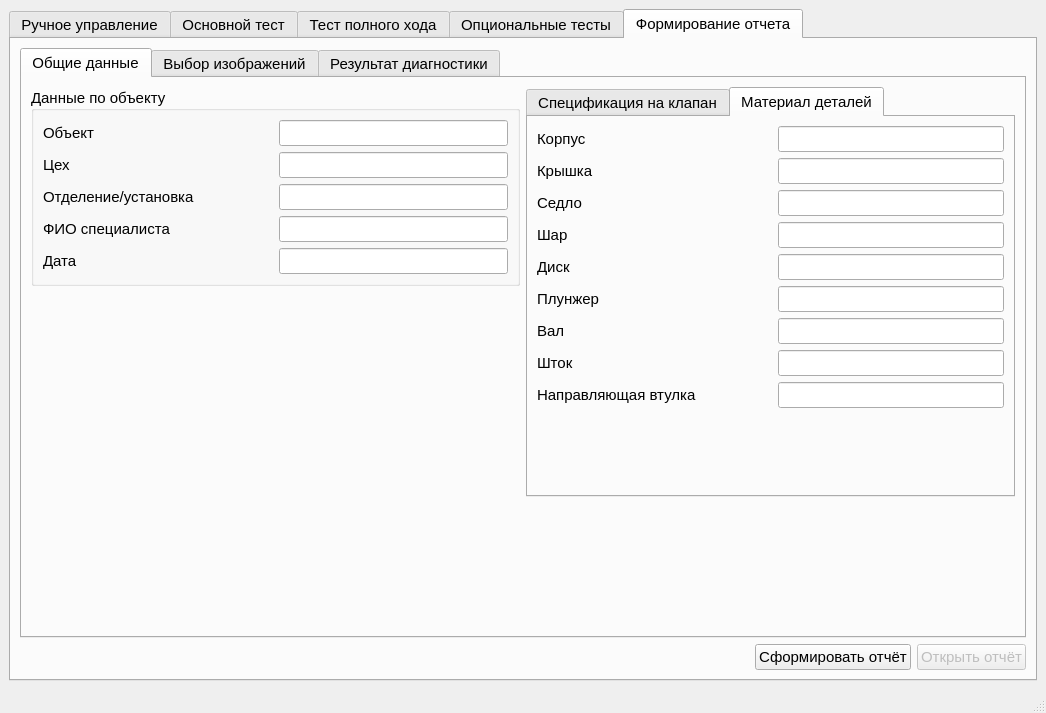
First picture: the form in MainWindow.ui, repository Rekvim/MpiSdk, before the edit.
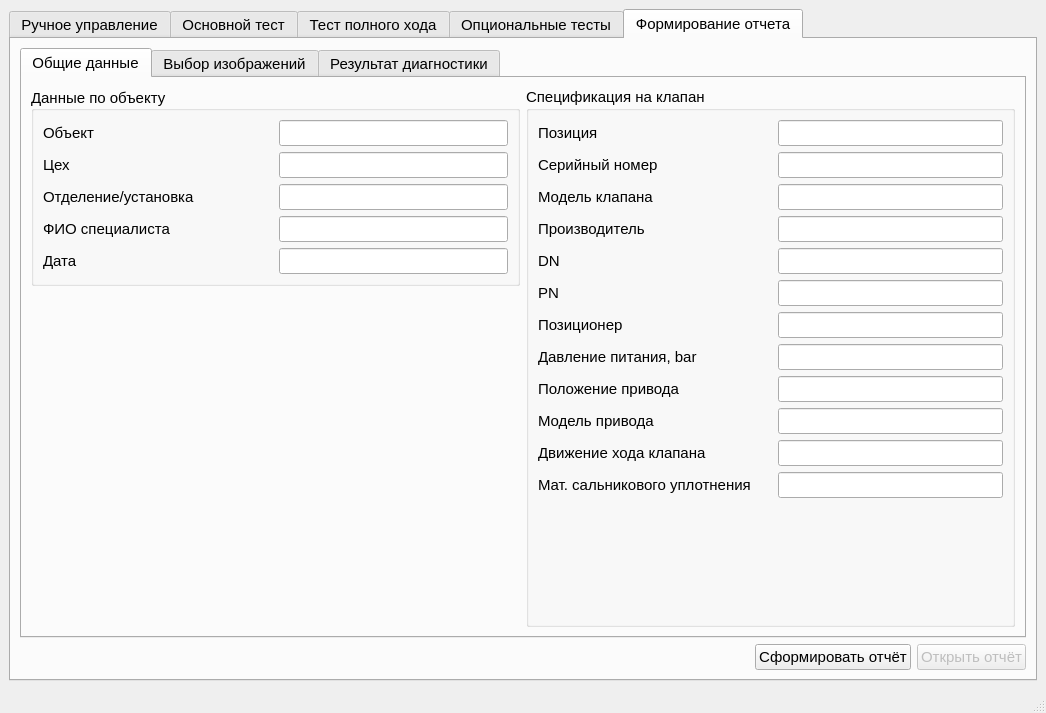
Second picture: the form after the edit. The open tabs and pages were chosen to show the change. Custom widgets are drawn as their Qt base class.

Diff of the .ui file:
```diff
--- a/MainWindow.ui
+++ b/MainWindow.ui
@@ -1666,7 +1666,9 @@
            <attribute name="title">
             <string>Общие данные</string>
            </attribute>
-           <layout class="QHBoxLayout" name="horizontalLayout_49">
+           <layout class="QVBoxLayout" name="verticalLayout_38">
+            <item>
+             <layout class="QHBoxLayout" name="horizontalLayout_9">
             <item>
              <layout class="QVBoxLayout" name="verticalLayout_36">
               <item>
@@ -1859,30 +1861,18 @@
              </layout>
             </item>
             <item>
-             <layout class="QVBoxLayout" name="verticalLayout_40">
-              <item>
-               <widget class="QTabWidget" name="tabWidget_2">
-                <property name="sizePolicy">
-                 <sizepolicy hsizetype="Expanding" vsizetype="Expanding">
-                  <horstretch>0</horstretch>
-                  <verstretch>0</verstretch>
-                 </sizepolicy>
-                </property>
-                <property name="currentIndex">
-                 <number>1</number>
-                </property>
-                <widget class="QWidget" name="tab">
-                 <attribute name="title">
+               <widget class="QGroupBox" name="groupBox_13">
+                <property name="title">
                   <string>Спецификация на клапан</string>
-                 </attribute>
-                 <layout class="QVBoxLayout" name="verticalLayout_42">
+                </property>
+                <layout class="QVBoxLayout" name="verticalLayout_37">
                   <item>
                    <layout class="QHBoxLayout" name="horizontalLayout_35">
                     <property name="spacing">
                      <number>15</number>
                     </property>
                     <item>
-                     <widget class="QLabel" name="label_57">
+                    <widget class="QLabel" name="label_85">
                       <property name="sizePolicy">
                        <sizepolicy hsizetype="Expanding" vsizetype="Preferred">
                         <horstretch>0</horstretch>
@@ -2080,40 +2070,7 @@
                      <number>15</number>
                     </property>
                     <item>
-                     <widget class="QLabel" name="label_CV">
-                      <property name="sizePolicy">
-                       <sizepolicy hsizetype="Expanding" vsizetype="Preferred">
-                        <horstretch>0</horstretch>
-                        <verstretch>0</verstretch>
-                       </sizepolicy>
-                      </property>
-                      <property name="text">
-                       <string>CV</string>
-                      </property>
-                     </widget>
-                    </item>
-                    <item>
-                     <widget class="QLineEdit" name="lineEdit_CV">
-                      <property name="sizePolicy">
-                       <sizepolicy hsizetype="Expanding" vsizetype="Fixed">
-                        <horstretch>0</horstretch>
-                        <verstretch>0</verstretch>
-                       </sizepolicy>
-                      </property>
-                      <property name="clearButtonEnabled">
-                       <bool>false</bool>
-                      </property>
-                     </widget>
-                    </item>
-                   </layout>
-                  </item>
-                  <item>
-                   <layout class="QHBoxLayout" name="horizontalLayout_40">
-                    <property name="spacing">
-                     <number>15</number>
-                    </property>
-                    <item>
-                     <widget class="QLabel" name="label_61">
+                    <widget class="QLabel" name="label_83">
                       <property name="sizePolicy">
                        <sizepolicy hsizetype="Expanding" vsizetype="Preferred">
                         <horstretch>0</horstretch>
@@ -2126,7 +2083,7 @@
                      </widget>
                     </item>
                     <item>
-                     <widget class="QLineEdit" name="lineEdit_positioner">
+                    <widget class="QLineEdit" name="lineEdit_positioner_2">
                       <property name="sizePolicy">
                        <sizepolicy hsizetype="Expanding" vsizetype="Fixed">
                         <horstretch>0</horstretch>
@@ -2146,7 +2103,7 @@
                      <number>15</number>
                     </property>
                     <item>
-                     <widget class="QLabel" name="label_62">
+                    <widget class="QLabel" name="label_84">
                       <property name="sizePolicy">
                        <sizepolicy hsizetype="Expanding" vsizetype="Preferred">
                         <horstretch>0</horstretch>
@@ -2179,7 +2136,7 @@
                      <number>15</number>
                     </property>
                     <item>
-                     <widget class="QLabel" name="label_63">
+                    <widget class="QLabel" name="label_82">
                       <property name="sizePolicy">
                        <sizepolicy hsizetype="Expanding" vsizetype="Preferred">
                         <horstretch>0</horstretch>
@@ -2207,131 +2164,25 @@
                    </layout>
                   </item>
                   <item>
-                   <layout class="QHBoxLayout" name="horizontalLayout_43">
-                    <property name="spacing">
-                     <number>15</number>
-                    </property>
-                    <item>
-                     <widget class="QLabel" name="label_73">
-                      <property name="sizePolicy">
-                       <sizepolicy hsizetype="Expanding" vsizetype="Preferred">
-                        <horstretch>0</horstretch>
-                        <verstretch>0</verstretch>
-                       </sizepolicy>
-                      </property>
-                      <property name="text">
-                       <string>Модель привода</string>
-                      </property>
-                     </widget>
-                    </item>
-                    <item>
-                     <widget class="QLineEdit" name="lineEdit_modelDrive">
-                      <property name="sizePolicy">
-                       <sizepolicy hsizetype="Expanding" vsizetype="Fixed">
-                        <horstretch>0</horstretch>
-                        <verstretch>0</verstretch>
-                       </sizepolicy>
-                      </property>
-                      <property name="clearButtonEnabled">
-                       <bool>false</bool>
-                      </property>
-                     </widget>
-                    </item>
-                   </layout>
-                  </item>
-                  <item>
-                   <layout class="QHBoxLayout" name="horizontalLayout_44">
-                    <property name="spacing">
-                     <number>15</number>
-                    </property>
-                    <item>
-                     <widget class="QLabel" name="label_71">
-                      <property name="sizePolicy">
-                       <sizepolicy hsizetype="Expanding" vsizetype="Preferred">
-                        <horstretch>0</horstretch>
-                        <verstretch>0</verstretch>
-                       </sizepolicy>
-                      </property>
-                      <property name="text">
-                       <string>Движение хода клапана</string>
-                      </property>
-                     </widget>
-                    </item>
-                    <item>
-                     <widget class="QLineEdit" name="lineEdit_movement">
-                      <property name="sizePolicy">
-                       <sizepolicy hsizetype="Expanding" vsizetype="Fixed">
-                        <horstretch>0</horstretch>
-                        <verstretch>0</verstretch>
-                       </sizepolicy>
-                      </property>
-                      <property name="clearButtonEnabled">
-                       <bool>false</bool>
-                      </property>
-                     </widget>
-                    </item>
-                   </layout>
-                  </item>
-                  <item>
-                   <layout class="QHBoxLayout" name="horizontalLayout_45">
-                    <property name="spacing">
-                     <number>15</number>
-                    </property>
-                    <item>
-                     <widget class="QLabel" name="label_74">
-                      <property name="sizePolicy">
-                       <sizepolicy hsizetype="Expanding" vsizetype="Preferred">
-                        <horstretch>0</horstretch>
-                        <verstretch>0</verstretch>
-                       </sizepolicy>
-                      </property>
-                      <property name="text">
-                       <string>Мат. сальникового уплотнения</string>
-                      </property>
-                     </widget>
-                    </item>
-                    <item>
-                     <widget class="QLineEdit" name="lineEdit_materialStuffingBoxSeal">
-                      <property name="sizePolicy">
-                       <sizepolicy hsizetype="Expanding" vsizetype="Fixed">
-                        <horstretch>0</horstretch>
-                        <verstretch>0</verstretch>
-                       </sizepolicy>
-                      </property>
-                      <property name="clearButtonEnabled">
-                       <bool>false</bool>
-                      </property>
-                     </widget>
-                    </item>
-                   </layout>
-                  </item>
-                 </layout>
-                </widget>
-                <widget class="QWidget" name="tab_2">
-                 <attribute name="title">
-                  <string>Материал деталей</string>
-                 </attribute>
-                 <layout class="QVBoxLayout" name="verticalLayout_41">
-                  <item>
-                   <layout class="QHBoxLayout" name="horizontalLayout_9">
+                  <layout class="QHBoxLayout" name="horizontalLayout_49">
                     <property name="spacing">
                      <number>15</number>
                     </property>
                     <item>
                      <widget class="QLabel" name="label_79">
                       <property name="sizePolicy">
-                       <sizepolicy hsizetype="Expanding" vsizetype="Ignored">
+                      <sizepolicy hsizetype="Expanding" vsizetype="Preferred">
                         <horstretch>0</horstretch>
                         <verstretch>0</verstretch>
                        </sizepolicy>
                       </property>
                       <property name="text">
-                       <string>Корпус</string>
+                      <string>Модель привода</string>
                       </property>
                      </widget>
                     </item>
                     <item>
-                     <widget class="QLineEdit" name="lineEdit_materialCorpus">
+                    <widget class="QLineEdit" name="lineEdit_modelDrive_2">
                       <property name="sizePolicy">
                        <sizepolicy hsizetype="Expanding" vsizetype="Fixed">
                         <horstretch>0</horstretch>
@@ -2346,7 +2197,7 @@
                    </layout>
                   </item>
                   <item>
-                   <layout class="QHBoxLayout" name="horizontalLayout_10">
+                  <layout class="QHBoxLayout" name="horizontalLayout_51">
                     <property name="spacing">
                      <number>15</number>
                     </property>
@@ -2359,7 +2210,7 @@
                        </sizepolicy>
                       </property>
                       <property name="text">
-                       <string>Крышка</string>
+                      <string>Движение хода клапана</string>
                       </property>
                      </widget>
                     </item>
@@ -2379,7 +2230,7 @@
                    </layout>
                   </item>
                   <item>
-                   <layout class="QHBoxLayout" name="horizontalLayout_23">
+                  <layout class="QHBoxLayout" name="horizontalLayout_53">
                     <property name="spacing">
                      <number>15</number>
                     </property>
@@ -2392,7 +2243,7 @@
                        </sizepolicy>
                       </property>
                       <property name="text">
-                       <string>Седло</string>
+                      <string>Мат. сальникового уплотнения</string>
                       </property>
                      </widget>
                     </item>
@@ -2412,205 +2263,7 @@
                    </layout>
                   </item>
                   <item>
-                   <layout class="QHBoxLayout" name="horizontalLayout_29">
-                    <property name="spacing">
-                     <number>15</number>
-                    </property>
-                    <item>
-                     <widget class="QLabel" name="label_82">
-                      <property name="sizePolicy">
-                       <sizepolicy hsizetype="Expanding" vsizetype="Preferred">
-                        <horstretch>0</horstretch>
-                        <verstretch>0</verstretch>
-                       </sizepolicy>
-                      </property>
-                      <property name="text">
-                       <string>Шар</string>
-                      </property>
-                     </widget>
-                    </item>
-                    <item>
-                     <widget class="QLineEdit" name="lineEdit_materialBall">
-                      <property name="sizePolicy">
-                       <sizepolicy hsizetype="Expanding" vsizetype="Fixed">
-                        <horstretch>0</horstretch>
-                        <verstretch>0</verstretch>
-                       </sizepolicy>
-                      </property>
-                      <property name="clearButtonEnabled">
-                       <bool>false</bool>
-                      </property>
-                     </widget>
-                    </item>
-                   </layout>
-                  </item>
-                  <item>
-                   <layout class="QHBoxLayout" name="horizontalLayout_30">
-                    <property name="spacing">
-                     <number>15</number>
-                    </property>
-                    <item>
-                     <widget class="QLabel" name="label_83">
-                      <property name="sizePolicy">
-                       <sizepolicy hsizetype="Expanding" vsizetype="Preferred">
-                        <horstretch>0</horstretch>
-                        <verstretch>0</verstretch>
-                       </sizepolicy>
-                      </property>
-                      <property name="text">
-                       <string>Диск</string>
-                      </property>
-                     </widget>
-                    </item>
-                    <item>
-                     <widget class="QLineEdit" name="lineEdit_materialDisk">
-                      <property name="sizePolicy">
-                       <sizepolicy hsizetype="Expanding" vsizetype="Fixed">
-                        <horstretch>0</horstretch>
-                        <verstretch>0</verstretch>
-                       </sizepolicy>
-                      </property>
-                      <property name="clearButtonEnabled">
-                       <bool>false</bool>
-                      </property>
-                     </widget>
-                    </item>
-                   </layout>
-                  </item>
-                  <item>
-                   <layout class="QHBoxLayout" name="horizontalLayout_31">
-                    <property name="spacing">
-                     <number>15</number>
-                    </property>
-                    <item>
-                     <widget class="QLabel" name="label_84">
-                      <property name="sizePolicy">
-                       <sizepolicy hsizetype="Expanding" vsizetype="Preferred">
-                        <horstretch>0</horstretch>
-                        <verstretch>0</verstretch>
-                       </sizepolicy>
-                      </property>
-                      <property name="text">
-                       <string>Плунжер</string>
-                      </property>
-                     </widget>
-                    </item>
-                    <item>
-                     <widget class="QLineEdit" name="lineEdit_materialPlunger">
-                      <property name="sizePolicy">
-                       <sizepolicy hsizetype="Expanding" vsizetype="Fixed">
-                        <horstretch>0</horstretch>
-                        <verstretch>0</verstretch>
-                       </sizepolicy>
-                      </property>
-                      <property name="clearButtonEnabled">
-                       <bool>false</bool>
-                      </property>
-                     </widget>
-                    </item>
-                   </layout>
-                  </item>
-                  <item>
-                   <layout class="QHBoxLayout" name="horizontalLayout_32">
-                    <property name="spacing">
-                     <number>15</number>
-                    </property>
-                    <item>
-                     <widget class="QLabel" name="label_85">
-                      <property name="sizePolicy">
-                       <sizepolicy hsizetype="Expanding" vsizetype="Preferred">
-                        <horstretch>0</horstretch>
-                        <verstretch>0</verstretch>
-                       </sizepolicy>
-                      </property>
-                      <property name="text">
-                       <string>Вал</string>
-                      </property>
-                     </widget>
-                    </item>
-                    <item>
-                     <widget class="QLineEdit" name="lineEdit_materialShaft">
-                      <property name="sizePolicy">
-                       <sizepolicy hsizetype="Expanding" vsizetype="Fixed">
-                        <horstretch>0</horstretch>
-                        <verstretch>0</verstretch>
-                       </sizepolicy>
-                      </property>
-                      <property name="clearButtonEnabled">
-                       <bool>false</bool>
-                      </property>
-                     </widget>
-                    </item>
-                   </layout>
-                  </item>
-                  <item>
-                   <layout class="QHBoxLayout" name="horizontalLayout_33">
-                    <property name="spacing">
-                     <number>15</number>
-                    </property>
-                    <item>
-                     <widget class="QLabel" name="label_86">
-                      <property name="sizePolicy">
-                       <sizepolicy hsizetype="Expanding" vsizetype="Preferred">
-                        <horstretch>0</horstretch>
-                        <verstretch>0</verstretch>
-                       </sizepolicy>
-                      </property>
-                      <property name="text">
-                       <string>Шток</string>
-                      </property>
-                     </widget>
-                    </item>
-                    <item>
-                     <widget class="QLineEdit" name="lineEdit_materialStock">
-                      <property name="sizePolicy">
-                       <sizepolicy hsizetype="Expanding" vsizetype="Fixed">
-                        <horstretch>0</horstretch>
-                        <verstretch>0</verstretch>
-                       </sizepolicy>
-                      </property>
-                      <property name="clearButtonEnabled">
-                       <bool>false</bool>
-                      </property>
-                     </widget>
-                    </item>
-                   </layout>
-                  </item>
-                  <item>
-                   <layout class="QHBoxLayout" name="horizontalLayout_34">
-                    <property name="spacing">
-                     <number>15</number>
-                    </property>
-                    <item>
-                     <widget class="QLabel" name="label_87">
-                      <property name="sizePolicy">
-                       <sizepolicy hsizetype="Expanding" vsizetype="Preferred">
-                        <horstretch>0</horstretch>
-                        <verstretch>0</verstretch>
-                       </sizepolicy>
-                      </property>
-                      <property name="text">
-                       <string>Направляющая втулка</string>
-                      </property>
-                     </widget>
-                    </item>
-                    <item>
-                     <widget class="QLineEdit" name="lineEdit_materialGuideSleeve">
-                      <property name="sizePolicy">
-                       <sizepolicy hsizetype="Expanding" vsizetype="Fixed">
-                        <horstretch>0</horstretch>
-                        <verstretch>0</verstretch>
-                       </sizepolicy>
-                      </property>
-                      <property name="clearButtonEnabled">
-                       <bool>false</bool>
-                      </property>
-                     </widget>
-                    </item>
-                   </layout>
-                  </item>
-                  <item>
-                   <spacer name="verticalSpacer_3">
+                  <spacer name="verticalSpacer_4">
                     <property name="orientation">
                      <enum>Qt::Orientation::Vertical</enum>
                     </property>
@@ -2624,20 +2277,6 @@
                   </item>
                  </layout>
                 </widget>
-               </widget>
-              </item>
-              <item>
-               <spacer name="verticalSpacer_5">
-                <property name="orientation">
-                 <enum>Qt::Orientation::Vertical</enum>
-                </property>
-                <property name="sizeHint" stdset="0">
-                 <size>
-                  <width>20</width>
-                  <height>40</height>
-                 </size>
-                </property>
-               </spacer>
               </item>
              </layout>
             </item>
```
Left out of the diff: 84 changed lines with no effect on the pictures. Lines whose indentation alone changed are shown as unchanged.
